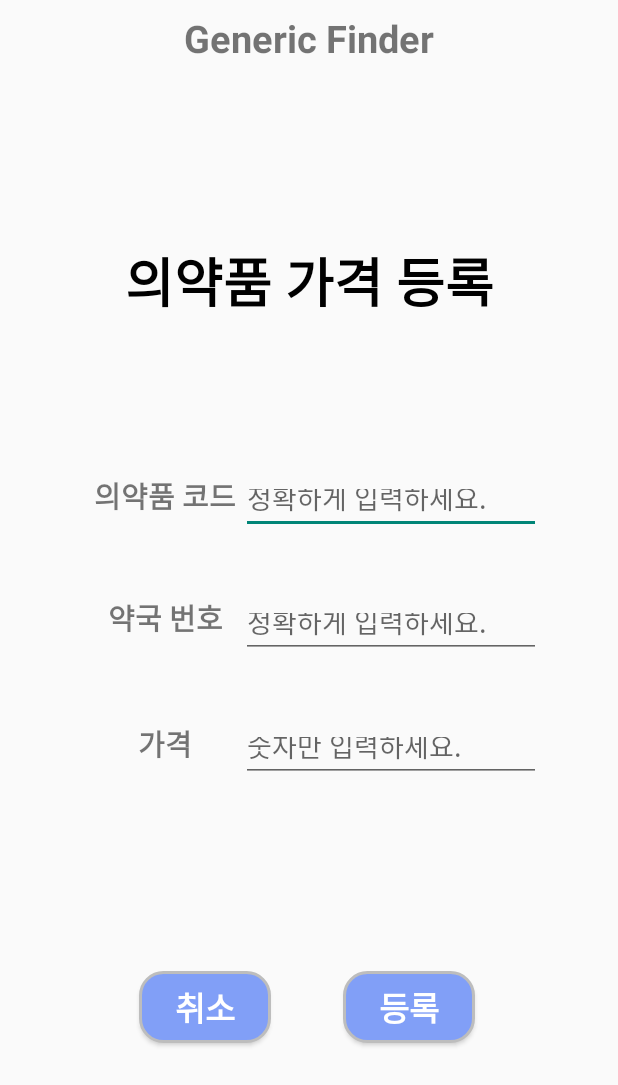
After one commit to GPFrog/generic_finder_client, an Android app: the MedicinePriceEnrollActivity screen opened directly, with no data from a screen before it, on a phone screen of 412 x 824 dp. The commit adds this screen. Shown: the top 1085 px of the screen. Run offline under Robolectric (Android 15) with nearby library versions, the phone set to English and light mode, and no system bars.

Commit message:
0410
0410

```diff
--- a/app/src/main/AndroidManifest.xml
+++ b/app/src/main/AndroidManifest.xml
@@ -13,6 +13,7 @@
         <activity android:name=".BaseActivity" />
         <activity android:name=".SignUp" />
         <activity android:name=".EnterPage" />
+        <activity android:name=".MedicinePriceEnrollActivity"/>
         <activity android:name=".MainActivity">
             <intent-filter>
                 <action android:name="android.intent.action.MAIN" />
--- /dev/null
+++ b/app/src/main/java/com/example/genericfinder/MedicinePriceDeleteAActivity.java
@@ -0,0 +1,4 @@
+package com.example.genericfinder;
+
+public class MedicinePriceDeleteAActivity {
+}
--- /dev/null
+++ b/app/src/main/java/com/example/genericfinder/MedicinePriceDeleteAAdapter.java
@@ -0,0 +1,4 @@
+package com.example.genericfinder;
+
+public class MedicinePriceDeleteAAdapter {
+}
--- /dev/null
+++ b/app/src/main/java/com/example/genericfinder/MedicinePriceDeleteUActivity.java
@@ -0,0 +1,4 @@
+package com.example.genericfinder;
+
+public class MedicinePriceDeleteUActivity {
+}
--- /dev/null
+++ b/app/src/main/java/com/example/genericfinder/MedicinePriceDeleteUAdapter.java
@@ -0,0 +1,4 @@
+package com.example.genericfinder;
+
+public class MedicinePriceDeleteUAdapter {
+}
--- /dev/null
+++ b/app/src/main/java/com/example/genericfinder/MedicinePriceEnrollActivity.java
@@ -0,0 +1,59 @@
+package com.example.genericfinder;
+
+import android.os.Bundle;
+import android.view.View;
+import android.widget.Button;
+import android.widget.EditText;
+import android.widget.Toast;
+
+import androidx.appcompat.app.AppCompatActivity;
+
+public class MedicinePriceEnrollActivity extends AppCompatActivity{
+
+    EditText medicineCodeInput, pharmacyNumInput, priceInput;
+    Button cancelBtn, enrollBtn;
+
+    @Override
+    protected void onCreate(Bundle savedInstanceState) {
+        super.onCreate(savedInstanceState);
+        setContentView(R.layout.activity_price_enroll);
+
+        medicineCodeInput = (EditText) findViewById(R.id.medicineCodeInput);
+        pharmacyNumInput = (EditText) findViewById(R.id.pharmacyNumInput);
+        priceInput = (EditText) findViewById(R.id.priceInput);
+
+        cancelBtn = (Button)findViewById(R.id.cancelBtn);
+        enrollBtn = (Button)findViewById(R.id.enrollBtn);
+
+        cancelBtn.setOnClickListener(new View.OnClickListener() {
+            @Override
+            public void onClick(View v) {
+                //취소버튼 누름
+                onBackPressed();//뒤로 가기
+                overridePendingTransition(0, 0); //깔끔한 화면전환
+            }
+        });
+
+        enrollBtn.setOnClickListener(new View.OnClickListener() {
+            @Override
+            public void onClick(View v) {
+                //등록버튼 누름
+                if ( medicineCodeInput.getText().toString().length() == 0 ||
+                pharmacyNumInput.getText().toString().length()==0 ||
+                priceInput.getText().toString().length()==0) {
+                    //공백일 때 예외처리
+                    Toast.makeText(v.getContext(),"값을 입력해주세요",Toast.LENGTH_SHORT).show();
+                }else {
+                    //값 정상입력 됐을 때
+                    String mCode = medicineCodeInput.getText().toString();
+                    String pNum = pharmacyNumInput.getText().toString();
+                    String price = priceInput.getText().toString();
+
+                    //값 넘겨주는 것 작성
+                    //테스트
+                    Toast.makeText(v.getContext(),mCode+" / "+pNum+" / "+price,Toast.LENGTH_SHORT).show();
+                }
+            }
+        });
+    }
+}
--- /dev/null
+++ b/app/src/main/res/drawable/btn_background.xml
@@ -0,0 +1,12 @@
+<?xml version="1.0" encoding="utf-8"?>
+<shape xmlns:android="http://schemas.android.com/apk/res/android"
+    android:shape="rectangle" android:padding = "10dp">
+    <solid android:color="#819FF7"></solid>
+    <corners
+        android:bottomLeftRadius="15dp"
+        android:bottomRightRadius="15dp"
+        android:topLeftRadius="15dp"
+        android:topRightRadius="15dp"></corners>
+    <stroke android:width="2dp"
+        android:color="#BDBDBD"></stroke>
+</shape>
--- /dev/null
+++ b/app/src/main/res/layout/activity_price_enroll.xml
@@ -0,0 +1,167 @@
+<?xml version="1.0" encoding="utf-8"?>
+<androidx.constraintlayout.widget.ConstraintLayout xmlns:android="http://schemas.android.com/apk/res/android"
+    xmlns:app="http://schemas.android.com/apk/res-auto"
+    xmlns:tools="http://schemas.android.com/tools"
+    android:layout_width="match_parent"
+    android:layout_height="match_parent">
+
+    <TextView
+        android:id="@+id/titleText"
+        android:layout_width="wrap_content"
+        android:layout_height="wrap_content"
+        android:layout_marginTop="8dp"
+        android:layout_marginBottom="32dp"
+        android:text="Generic Finder"
+        android:textAlignment="center"
+        android:textSize="25dp"
+        android:textStyle="bold"
+        app:layout_constraintBottom_toTopOf="@+id/menuTitle"
+        app:layout_constraintEnd_toEndOf="parent"
+        app:layout_constraintStart_toStartOf="parent"
+        app:layout_constraintTop_toTopOf="parent"
+        app:layout_constraintVertical_bias="0.0" />
+
+    <TextView
+        android:id="@+id/menuTitle"
+        android:layout_width="wrap_content"
+        android:layout_height="wrap_content"
+        android:text="의약품 가격 등록"
+        android:textColor="@color/black"
+        android:textAlignment="center"
+        android:textSize="35dp"
+        android:textStyle="bold"
+        app:layout_constraintBottom_toTopOf="@+id/textView"
+        app:layout_constraintEnd_toEndOf="parent"
+        app:layout_constraintStart_toStartOf="parent"
+        app:layout_constraintTop_toTopOf="parent"
+        app:layout_constraintVertical_bias="0.61" />
+
+    <TextView
+        android:id="@+id/textView"
+        android:layout_width="100dp"
+        android:layout_height="40dp"
+        android:layout_marginBottom="104dp"
+        android:text="의약품 코드"
+        android:textAlignment="center"
+        android:textSize="19dp"
+        android:textStyle="bold"
+        app:layout_constraintBottom_toBottomOf="parent"
+        app:layout_constraintEnd_toEndOf="parent"
+        app:layout_constraintHorizontal_bias="0.192"
+        app:layout_constraintStart_toStartOf="parent"
+        app:layout_constraintTop_toTopOf="parent"
+        app:layout_constraintVertical_bias="0.465" />
+
+    <EditText
+        android:id="@+id/medicineCodeInput"
+        android:layout_width="200dp"
+        android:layout_height="40dp"
+        android:layout_marginStart="24dp"
+        android:layout_marginBottom="104dp"
+        android:hint="정확하게 입력하세요."
+        app:layout_constraintBottom_toBottomOf="parent"
+        app:layout_constraintEnd_toEndOf="parent"
+        app:layout_constraintHorizontal_bias="0.727"
+        app:layout_constraintStart_toStartOf="parent"
+        app:layout_constraintTop_toTopOf="parent"
+        app:layout_constraintVertical_bias="0.465" />
+
+    <TextView
+        android:id="@+id/textView2"
+        android:layout_width="100dp"
+        android:layout_height="40dp"
+        android:layout_marginBottom="80dp"
+        android:text="약국 번호"
+        android:textAlignment="center"
+        android:textSize="19dp"
+        android:textStyle="bold"
+        app:layout_constraintBottom_toBottomOf="parent"
+        app:layout_constraintEnd_toEndOf="parent"
+        app:layout_constraintHorizontal_bias="0.192"
+        app:layout_constraintStart_toStartOf="parent"
+        app:layout_constraintTop_toTopOf="parent"
+        app:layout_constraintVertical_bias="0.564" />
+
+    <EditText
+        android:id="@+id/pharmacyNumInput"
+        android:layout_width="200dp"
+        android:layout_height="40dp"
+        android:layout_marginStart="24dp"
+        android:layout_marginBottom="80dp"
+        android:hint="정확하게 입력하세요."
+        app:layout_constraintBottom_toBottomOf="parent"
+        app:layout_constraintEnd_toEndOf="parent"
+        app:layout_constraintHorizontal_bias="0.727"
+        app:layout_constraintStart_toStartOf="parent"
+        app:layout_constraintTop_toTopOf="parent"
+        app:layout_constraintVertical_bias="0.566" />
+
+    <TextView
+        android:id="@+id/textView3"
+        android:layout_width="100dp"
+        android:layout_height="40dp"
+        android:layout_marginBottom="56dp"
+        android:text="가격"
+        android:textAlignment="center"
+        android:textSize="19dp"
+        android:textStyle="bold"
+        app:layout_constraintBottom_toBottomOf="parent"
+        app:layout_constraintEnd_toEndOf="parent"
+        app:layout_constraintHorizontal_bias="0.192"
+        app:layout_constraintStart_toStartOf="parent"
+        app:layout_constraintTop_toTopOf="parent"
+        app:layout_constraintVertical_bias="0.661" />
+
+    <EditText
+        android:id="@+id/priceInput"
+        android:layout_width="200dp"
+        android:layout_height="40dp"
+        android:layout_marginStart="24dp"
+        android:layout_marginBottom="56dp"
+        android:hint="숫자만 입력하세요."
+        app:layout_constraintBottom_toBottomOf="parent"
+        app:layout_constraintEnd_toEndOf="parent"
+        app:layout_constraintHorizontal_bias="0.727"
+        app:layout_constraintStart_toStartOf="parent"
+        app:layout_constraintTop_toTopOf="parent"
+        app:layout_constraintVertical_bias="0.661" />
+
+    <Button
+        android:id="@+id/cancelBtn"
+        android:layout_width="wrap_content"
+        android:layout_height="wrap_content"
+        android:layout_marginBottom="20dp"
+        android:text="취소"
+        android:textAlignment="center"
+        android:textSize="22dp"
+        android:textStyle="bold"
+        android:textColor="@color/white"
+        android:background="@drawable/btn_background"
+        app:layout_constraintBottom_toBottomOf="parent"
+        app:layout_constraintEnd_toEndOf="parent"
+        app:layout_constraintHorizontal_bias="0.287"
+        app:layout_constraintStart_toStartOf="parent"
+        app:layout_constraintTop_toTopOf="parent"
+        app:layout_constraintVertical_bias="0.856" />
+
+    <Button
+        android:id="@+id/enrollBtn"
+        android:layout_width="wrap_content"
+        android:layout_height="wrap_content"
+        android:layout_marginBottom="20dp"
+        android:text="등록"
+        android:textAlignment="center"
+        android:textSize="22dp"
+        android:textStyle="bold"
+        android:textColor="@color/white"
+        android:background="@drawable/btn_background"
+        app:layout_constraintBottom_toBottomOf="parent"
+        app:layout_constraintEnd_toEndOf="parent"
+        app:layout_constraintHorizontal_bias="0.705"
+        app:layout_constraintStart_toStartOf="parent"
+        app:layout_constraintTop_toTopOf="parent"
+        app:layout_constraintVertical_bias="0.856" />
+
+
+
+</androidx.constraintlayout.widget.ConstraintLayout>
```
Also changed, not shown: app/src/main/java/com/example/genericfinder/MainActivity.java (+9 -6 lines), app/src/main/java/com/example/genericfinder/User_has_MedicineData.java (added, +68 -0 lines), app/src/main/res/layout/activity_price_a_delete.xml (added, +173 -0 lines), app/src/main/res/layout/activity_price_u_delete.xml (added, +161 -0 lines).
